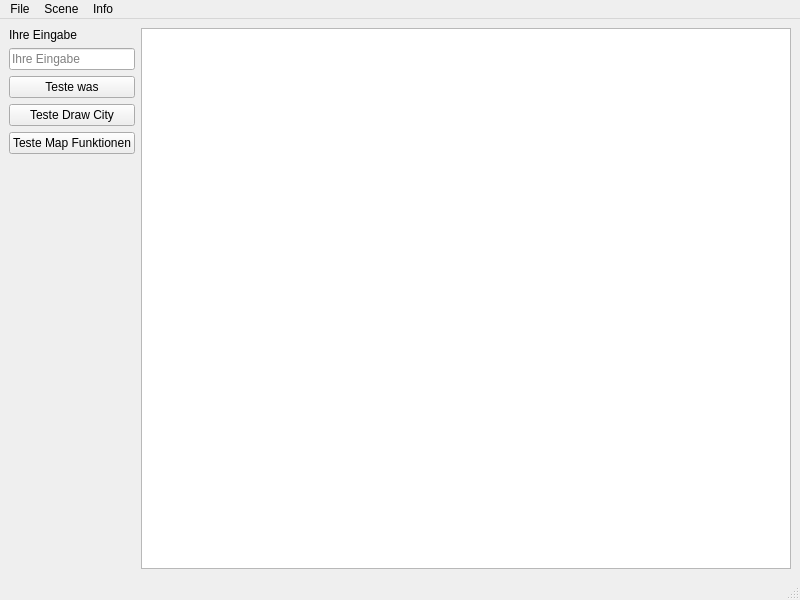
Before: the Qt Designer form V09/Streetplanner/mainwindow.ui in yzaimoglu/rwth-pi1, drawn with Qt 5.
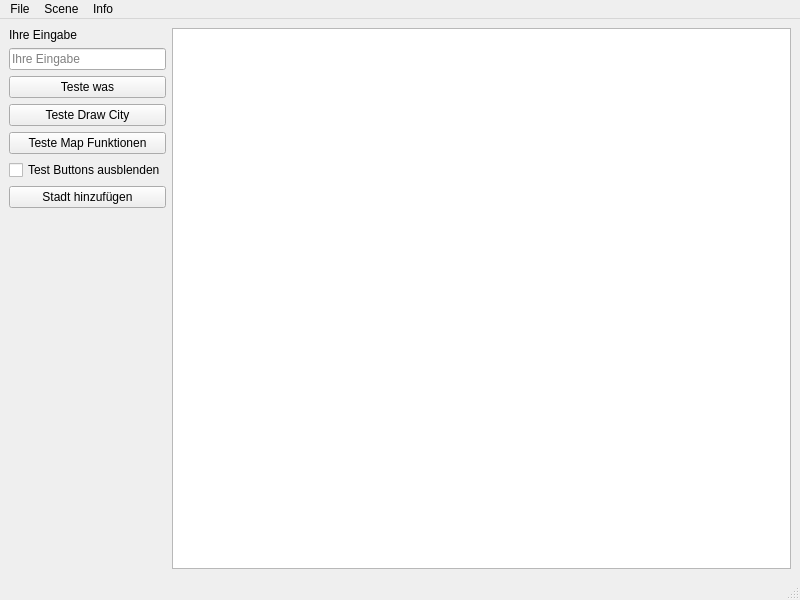
After: the same form once the commit is applied.

Commit message: Finished Add City Dialog, started working on mapio

```diff
--- a/V09/Streetplanner/mainwindow.ui
+++ b/V09/Streetplanner/mainwindow.ui
@@ -38,7 +38,14 @@
       </property>
      </widget>
     </item>
-    <item row="5" column="0">
+    <item row="4" column="0">
+     <widget class="QPushButton" name="pushButton_teste_map_functions">
+      <property name="text">
+       <string>Teste Map Funktionen</string>
+      </property>
+     </widget>
+    </item>
+    <item row="7" column="0">
      <spacer name="verticalSpacer">
       <property name="orientation">
        <enum>Qt::Vertical</enum>
@@ -61,7 +68,7 @@
       </property>
      </widget>
     </item>
-    <item row="0" column="2" rowspan="6">
+    <item row="0" column="2" rowspan="8">
      <widget class="QGraphicsView" name="graphicsView"/>
     </item>
     <item row="3" column="0">
@@ -71,10 +78,17 @@
       </property>
      </widget>
     </item>
-    <item row="4" column="0">
-     <widget class="QPushButton" name="pushButton_teste_map_functions">
+    <item row="5" column="0">
+     <widget class="QCheckBox" name="checkBox_test_buttons_ausblenden">
       <property name="text">
-       <string>Teste Map Funktionen</string>
+       <string>Test Buttons ausblenden</string>
+      </property>
+     </widget>
+    </item>
+    <item row="6" column="0">
+     <widget class="QPushButton" name="pushButton_add_city_dialog">
+      <property name="text">
+       <string>Stadt hinzufügen</string>
       </property>
      </widget>
     </item>
```
The commit also changes 63 other files.
